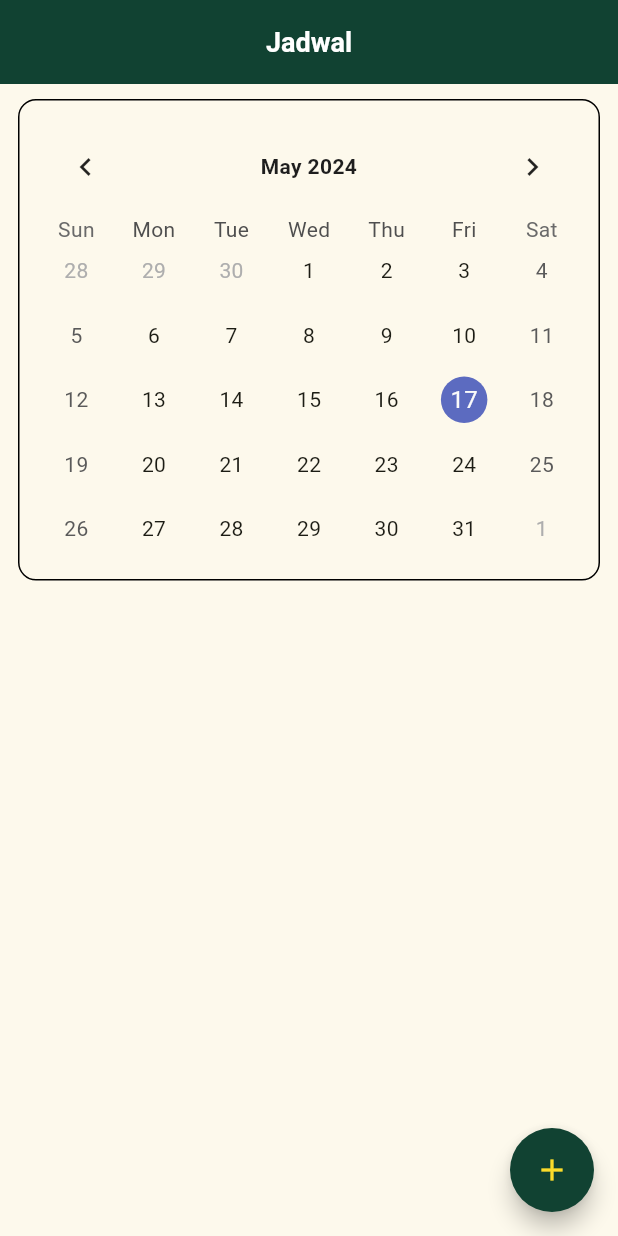
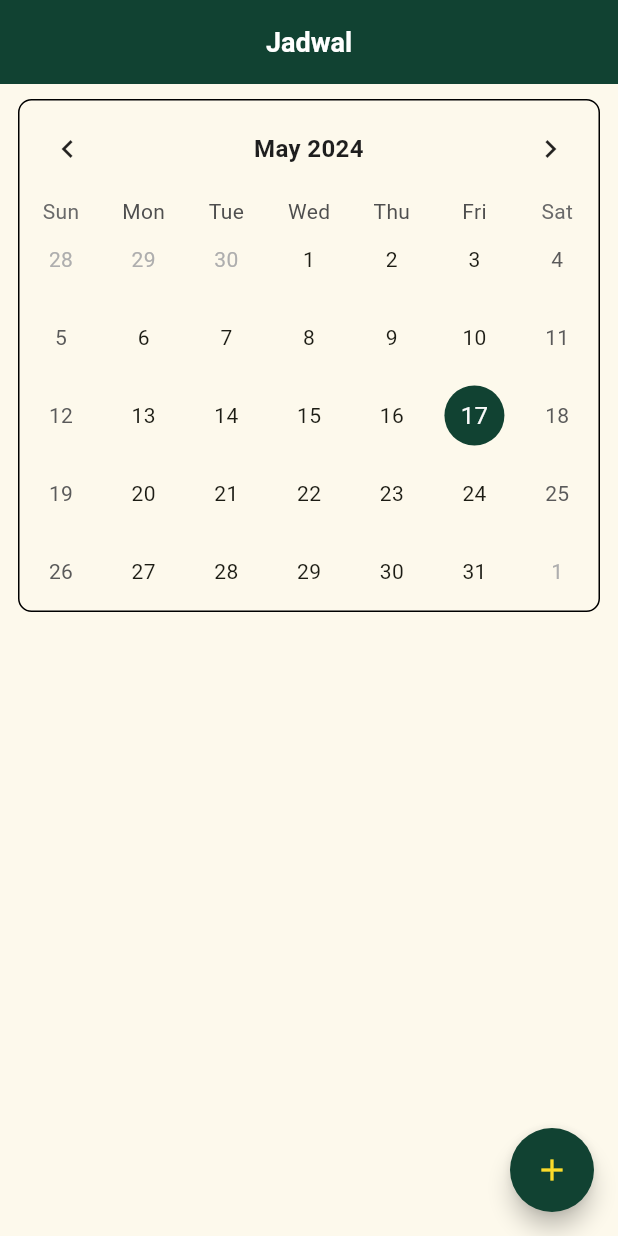
Before and after one commit to justucok/passion_shoot, a Flutter app: the ScheduleContent screen opened directly, on a phone screen of 412 x 824 dp. Run offline on Flutter 3.47's test engine with Material 3 defaults, Android fonts, the phone set to English and light mode, and no system bars; drawn by our look-alikes of table_calendar; our stand-ins replace flutter_speed_dial, pie_chart; Roboto replaces fonts that are missing (inter).

Commit message:
updated daterangepicker & event calendar

```diff
--- /dev/null
+++ b/lib/features/data/event_calender/event.dart
@@ -0,0 +1,7 @@
+class Event {
+  final String title;
+  final String time;
+
+  Event({required this.title, required this.time});
+
+}
--- a/lib/features/pages/home/home.dart
+++ b/lib/features/pages/home/home.dart
@@ -41,6 +41,7 @@ class _HomeScreenState extends State<HomeScreen> {
           ),
         ),
         child: NavigationBar(
+          labelBehavior: NavigationDestinationLabelBehavior.alwaysHide,
           destinations: const [
             NavigationDestination(
               icon: Icon(Icons.menu_book),
--- /dev/null
+++ b/lib/features/widget/schedule/card_event.dart
@@ -0,0 +1,36 @@
+import 'package:flutter/material.dart';
+import 'package:proj_passion_shoot/config/theme/app_theme.dart';
+import 'package:proj_passion_shoot/features/data/event_calender/event.dart';
+
+class CardEvent extends StatelessWidget {
+  const CardEvent({
+    super.key,
+    required ValueNotifier<List<Event>> selectedEvent,
+  }) : _selectedEvent = selectedEvent;
+
+  final ValueNotifier<List<Event>> _selectedEvent;
+
+  @override
+  Widget build(BuildContext context) {
+    return Expanded(
+      child: ValueListenableBuilder(
+        valueListenable: _selectedEvent,
+        builder: (context, value, child) => ListView.builder(
+          itemCount: value.length,
+          itemBuilder: (context, index) {
+            return Container(
+              decoration: BoxDecoration(
+                borderRadius: BorderRadius.circular(9),
+                color: bgColor,
+              ),
+              child: ListTile(
+                title: Text(value[index].title),
+                subtitle: Text(value[index].time),
+              ),
+            );
+          },
+        ),
+      ),
+    );
+  }
+}
--- a/lib/features/widget/schedule/schedule.dart
+++ b/lib/features/widget/schedule/schedule.dart
@@ -1,7 +1,10 @@
 import 'package:flutter/material.dart';
 import 'package:proj_passion_shoot/config/theme/app_theme.dart';
+import 'package:proj_passion_shoot/features/data/event_calender/event.dart';
+import 'package:proj_passion_shoot/features/pages/schedule/add_event.dart';
 import 'package:proj_passion_shoot/features/widget/add_button.dart';
 import 'package:proj_passion_shoot/features/widget/custom_appbar.dart';
+import 'package:proj_passion_shoot/features/widget/schedule/card_event.dart';
 import 'package:table_calendar/table_calendar.dart';
 
 class ScheduleContent extends StatefulWidget {
@@ -15,10 +18,35 @@ class ScheduleContent extends StatefulWidget {
 
 class _ScheduleContentState extends State<ScheduleContent> {
   DateTime _focusedDay = DateTime.now();
-  void _onDaySelected(DateTime day, DateTime focusedDay) {
-    setState(() {
-      _focusedDay = day;
-    });
+  DateTime? _selectedDay;
+  final TimeOfDay _selectedTime = TimeOfDay.now();
+  final TextEditingController _eventController = TextEditingController();
+  Map<DateTime, List<Event>> events = {};
+  late final ValueNotifier<List<Event>> _selectedEvent;
+
+  @override
+  void initState() {
+    super.initState();
+    _selectedDay = _focusedDay;
+    _selectedEvent = ValueNotifier(_getEventsForDay(_selectedDay!));
+  }
+
+  @override
+  void dispose() {
+    super.dispose();
+  }
+
+  void _onDaySelected(DateTime selectedDay, DateTime focusedDay) {
+    if (!isSameDay(_selectedDay, selectedDay)) {
+      setState(() {
+        _selectedDay = selectedDay;
+        _focusedDay = focusedDay;
+      });
+    }
+  }
+
+  List<Event> _getEventsForDay(DateTime day) {
+    return events[day] ?? [];
   }
 
   @override
@@ -33,31 +61,63 @@ class _ScheduleContentState extends State<ScheduleContent> {
         child: Column(
           children: [
             Container(
-              padding: const EdgeInsets.all(12),
               decoration: BoxDecoration(
                 border: Border.all(),
-                borderRadius: BorderRadius.circular(12)
+                borderRadius: BorderRadius.circular(9),
               ),
               child: TableCalendar(
                 focusedDay: _focusedDay,
+                selectedDayPredicate: (day) => isSameDay(_selectedDay, day),
                 onDaySelected: _onDaySelected,
-                selectedDayPredicate: (day) => isSameDay(day, _focusedDay),
+                eventLoader: _getEventsForDay,
                 firstDay: DateTime(2000),
-                lastDay: DateTime(3000),
-                rowHeight: 43,
+                lastDay: DateTime(2200),
+                calendarStyle: CalendarStyle(
+                    todayDecoration: ShapeDecoration(
+                        shape: const CircleBorder(), color: secondaryColor),
+                    selectedDecoration: ShapeDecoration(
+                        shape: const CircleBorder(), color: primaryColor)),
                 headerStyle: HeaderStyle(
                   formatButtonVisible: false,
                   titleCentered: true,
-                  titleTextStyle: primaryTextStyle,
+                  titleTextStyle: primaryTextStyle.copyWith(fontSize: 16),
                 ),
-                availableGestures: AvailableGestures.none,
               ),
-            )
+            ),
+            const SizedBox(
+              height: 20,
+            ),
+            CardEvent(selectedEvent: _selectedEvent),
           ],
         ),
       ),
-      floatingActionButton: AddButton(onPressed: () {
-      },),
+      floatingActionButton: AddButton(
+        onPressed: () {
+          Navigator.of(context).push(
+            MaterialPageRoute<dynamic>(
+              builder: (context) => EventScreen(
+                eventController: _eventController,
+                selectedTime: _selectedTime,
+                onPressed: () {
+                  if (_eventController.text.isEmpty) {
+                    Navigator.of(context).pop();
+                  } else {
+                    events.addAll({
+                      _selectedDay!: [
+                        Event(
+                            title: _eventController.text,
+                            time: _selectedTime.format(context)),
+                      ]
+                    });
+                    Navigator.of(context).pop();
+                    _selectedEvent.value = _getEventsForDay(_selectedDay!);
+                  }
+                },
+              ),
+            ),
+          );
+        },
+      ),
     );
   }
 }
```
Also changed, not shown: lib/features/pages/schedule/add_event.dart (added, +95 -0 lines), lib/features/widget/recap/detail_list.dart (+19 -3 lines), lib/features/widget/recap/graph.dart (+47 -13 lines), lib/features/widget/recap/recap.dart (+2 -15 lines).
